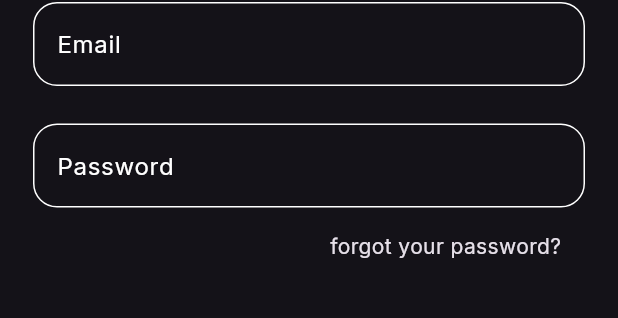
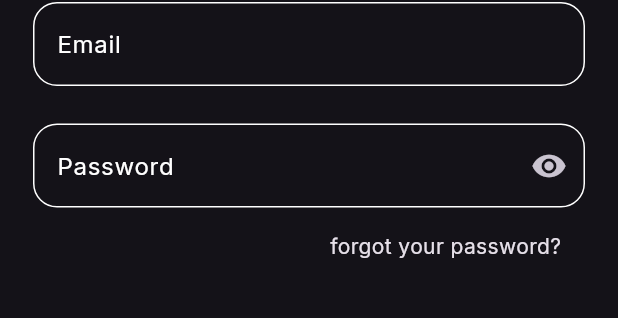
Before and after one commit to seifmoustafa/read_it, a Flutter app: the LoginSection widget shown alone on an empty page, opened directly, on a phone screen of 412 x 824 dp. Shown: the part 112-430 px from the top of the screen. Run offline on Flutter 3.47's test engine with Material 3 defaults, Android fonts, the phone set to English and light mode, and no system bars; drawn by our look-alikes of modal_progress_hud_nsn; our stand-ins replace cloud_firestore, firebase_auth, firebase_core, flutter_bloc, go_router, google_fonts; accounts and stored records are empty; statements that could not run were skipped.

Commit message:
create login cubit

```diff
--- /dev/null
+++ b/lib/features/auth/presentation/manage/login_cubit/login_state.dart
@@ -0,0 +1,16 @@
+part of 'login_cubit.dart';
+
+@immutable
+abstract class LoginState {}
+
+class LoginInitial extends LoginState {}
+
+class LoginLoading extends LoginState {}
+
+class LoginSuccess extends LoginState {}
+
+class LoginFailure extends LoginState {
+  final String errMessage;
+
+  LoginFailure({required this.errMessage});
+}
--- a/lib/features/auth/presentation/views/login/widgets/login_section.dart
+++ b/lib/features/auth/presentation/views/login/widgets/login_section.dart
@@ -1,10 +1,15 @@
 import 'package:flutter/material.dart';
 import 'package:flutter/widgets.dart';
+import 'package:flutter_bloc/flutter_bloc.dart';
 import 'package:go_router/go_router.dart';
+import 'package:modal_progress_hud_nsn/modal_progress_hud_nsn.dart';
+import 'package:read_it/core/functions/custom_snack_bar.dart';
 import 'package:read_it/core/utils/app_router.dart';
 import 'package:read_it/core/utils/styles.dart';
+import 'package:read_it/features/auth/presentation/manage/login_cubit/login_cubit.dart';
 import 'package:read_it/features/auth/presentation/views/widgets/custom_button.dart';
 import 'package:read_it/features/auth/presentation/views/widgets/custom_form_text_field.dart';
+import 'package:read_it/features/auth/presentation/views/widgets/custom_password_form_text_field.dart';
 import 'package:read_it/features/auth/presentation/views/widgets/custom_third_party_sign.dart';
 
 class LoginSection extends StatelessWidget {
@@ -15,8 +20,25 @@ class LoginSection extends StatelessWidget {
     String? email;
     String? password;
     GlobalKey<FormState> formkey = GlobalKey();
+    GlobalKey<FormState> formkey1 = GlobalKey();
 
-    return Form(
+    bool isLoading = false;
+    return BlocConsumer<LoginCubit, LoginState>(
+      listener: (context, state) {
+        if (state is LoginSuccess) {
+          isLoading = false;
+          GoRouter.of(context).pushReplacement(AppRouter.kHomeView);
+        } else if (state is LoginFailure) {
+          isLoading = false;
+          customSnackBar(context, state.errMessage);
+        } else {
+          isLoading = true;
+        }
+      },
+      builder: (context, state) {
+        return ModalProgressHUD(
+          inAsyncCall: isLoading,
+          child: Form(
             key: formkey,
             child: Column(
               crossAxisAlignment: CrossAxisAlignment.start,
@@ -34,15 +56,14 @@ class LoginSection extends StatelessWidget {
                   onChanged: (data) {
                     email = data;
                   },
-            obscureText: true,
                 ),
                 const SizedBox(height: 25),
-          CustomFormTextField(
+                CustomPasswordFormTextField(
                   hintText: 'Password',
+                  key: formkey1,
                   onChanged: (data) {
                     password = data;
                   },
-            obscureText: true,
                 ),
                 const SizedBox(height: 16),
                 const Padding(
@@ -53,7 +74,16 @@ class LoginSection extends StatelessWidget {
                   ),
                 ),
                 const SizedBox(height: 39),
-          const CustomButton(buttonName: 'SIGN IN'),
+                CustomButton(
+                  buttonName: 'SIGN IN',
+                  onTap: () async {
+                    if (formkey.currentState!.validate() &&
+                        formkey1.currentState!.validate()) {
+                      BlocProvider.of<LoginCubit>(context)
+                          .loginUser(email: email!, password: password!);
+                    }
+                  },
+                ),
                 const SizedBox(
                   height: 51,
                 ),
@@ -66,7 +96,8 @@ class LoginSection extends StatelessWidget {
                   children: [
                     Text(
                       'Don\'t have an account?',
-                style: Styles.textStyle14.copyWith(fontWeight: FontWeight.w100),
+                      style: Styles.textStyle14
+                          .copyWith(fontWeight: FontWeight.w100),
                     ),
                     GestureDetector(
                       onTap: () {
@@ -84,6 +115,9 @@ class LoginSection extends StatelessWidget {
                 const SizedBox(height: 89),
               ],
             ),
+          ),
+        );
+      },
     );
   }
 }
--- /dev/null
+++ b/lib/features/auth/presentation/views/widgets/custom_password_form_text_field.dart
@@ -0,0 +1,68 @@
+import 'package:flutter/material.dart';
+
+class CustomPasswordFormTextField extends StatefulWidget {
+  const CustomPasswordFormTextField({
+    super.key,
+    this.hintText,
+    this.onChanged,
+    this.textInputType,
+  });
+
+  final String? hintText;
+
+  final Function(String)? onChanged;
+  final TextInputType? textInputType;
+
+  @override
+  State<CustomPasswordFormTextField> createState() =>
+      _CustomPasswordFormTextFieldState();
+}
+
+class _CustomPasswordFormTextFieldState
+    extends State<CustomPasswordFormTextField> {
+  bool obscureText = true;
+
+  @override
+  Widget build(BuildContext context) {
+    return Padding(
+      padding: const EdgeInsets.symmetric(horizontal: 22.0),
+      child: TextFormField(
+        keyboardType: widget.textInputType,
+        obscureText: obscureText,
+        validator: (data) {
+          if (data!.isEmpty) {
+            return 'Field is required';
+          }
+        },
+        onChanged: widget.onChanged,
+        decoration: InputDecoration(
+          suffixIcon: IconButton(
+            icon: Icon(
+              obscureText ? Icons.visibility : Icons.visibility_off,
+            ),
+            onPressed: () {
+              setState(() {
+                obscureText = !obscureText;
+              });
+            },
+          ),
+          hintText: widget.hintText,
+          hintStyle: const TextStyle(
+            color: Colors.white,
+          ),
+          enabledBorder: const OutlineInputBorder(
+              borderSide: BorderSide(
+                color: Colors.white,
+              ),
+              borderRadius: BorderRadius.all(Radius.circular(16))),
+          border: const OutlineInputBorder(
+              borderSide: BorderSide(color: Colors.white),
+              borderRadius: BorderRadius.all(Radius.circular(16))),
+          focusedBorder: const OutlineInputBorder(
+              borderSide: BorderSide(color: Colors.white),
+              borderRadius: BorderRadius.all(Radius.circular(16))),
+        ),
+      ),
+    );
+  }
+}
```
Also changed, not shown: lib/core/utils/app_router.dart (+6 -2 lines), lib/features/auth/presentation/manage/login_cubit/login_cubit.dart (added, +30 -0 lines), lib/features/auth/presentation/views/register/widgets/register_info_section.dart (+6 -3 lines), lib/features/auth/presentation/manage/register_cubit/register_cubit.dart (renamed from lib/features/auth/presentation/manage/register_cubit.dart), lib/features/auth/presentation/manage/register_cubit/register_state.dart (renamed from lib/features/auth/presentation/manage/register_state.dart). Lines whose indentation alone changed are shown as unchanged.
